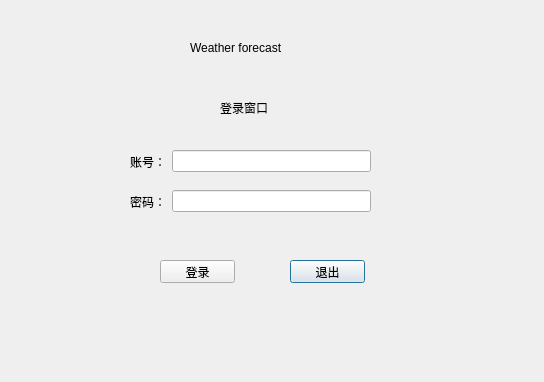
Qt form QtClient/QtClient/login.ui (BoolYing/BiShe) before a commit.
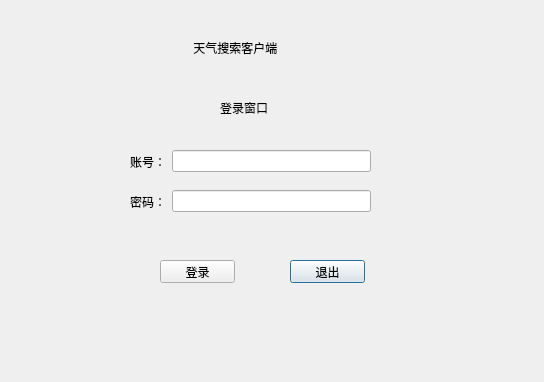
The same form after that commit.

Patch:
```diff
--- a/QtClient/QtClient/login.ui
+++ b/QtClient/QtClient/login.ui
@@ -23,7 +23,7 @@
     </rect>
    </property>
    <property name="text">
-    <string>Weather forecast</string>
+    <string> 天气搜索客户端</string>
    </property>
   </widget>
   <widget class="QLabel" name="label_6">
```
